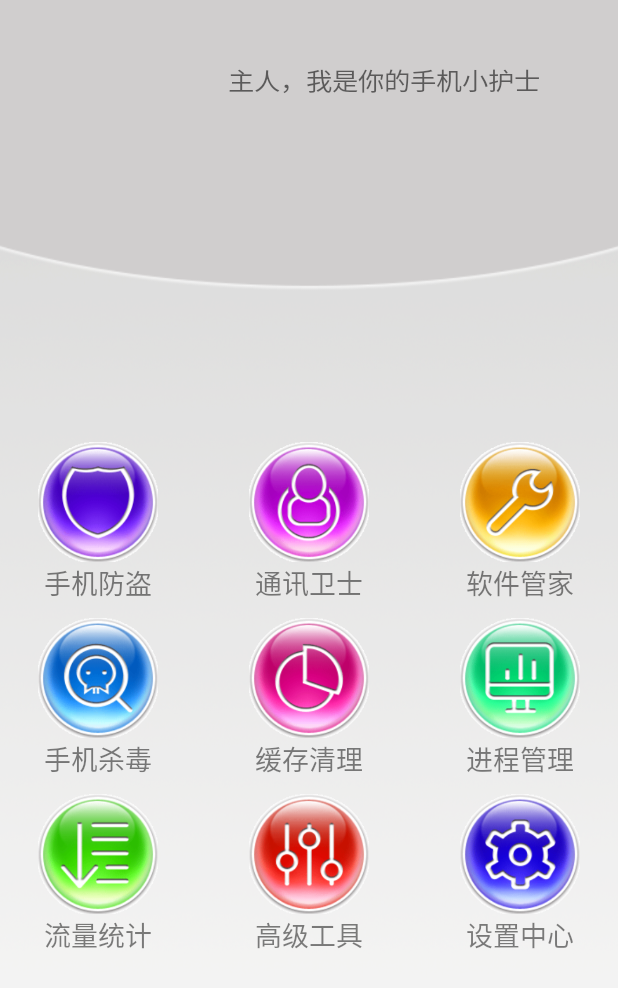
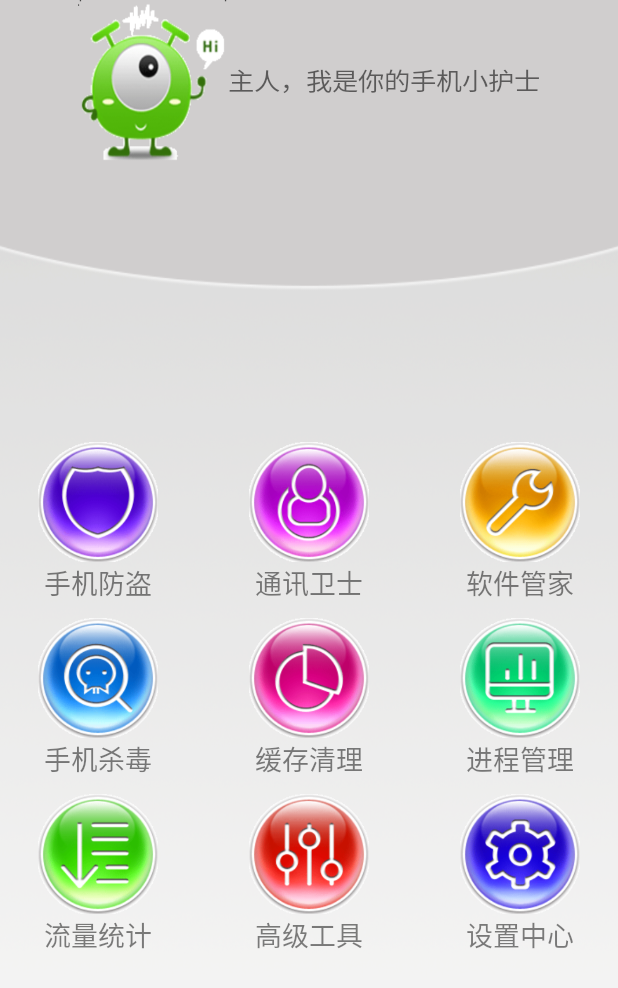
Before and after one commit to baldrsky/MobileGuard, an Android app: the HomeActivity screen opened directly, with no data from a screen before it, on a phone screen of 412 x 824 dp. Shown: the top 988 px of the screen. Run offline under Robolectric (Android 15) with nearby library versions, the phone set to English and light mode, and no system bars.

Commit message:
。。。

```diff
--- a/app/src/main/res/layout/activity_home.xml
+++ b/app/src/main/res/layout/activity_home.xml
@@ -14,6 +14,7 @@
         <ImageView
             android:layout_width="100dp"
             android:layout_height="107dp"
+            android:background="@drawable/superman"
             android:scaleType="fitXY"/>
         <TextView
             android:layout_width="wrap_content"
```
Also changed, not shown: app/src/main/res/drawable/superman.png (added).
